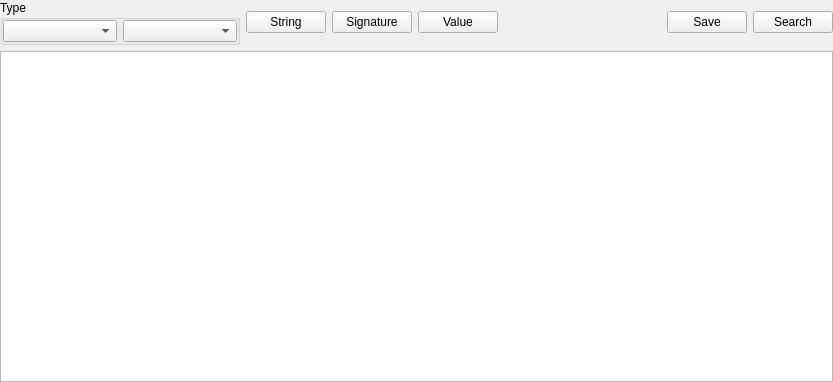
Before: the Qt Designer form SearchValues/searchvalueswidget.ui in horsicq/FormatWidgets, drawn with Qt 5.
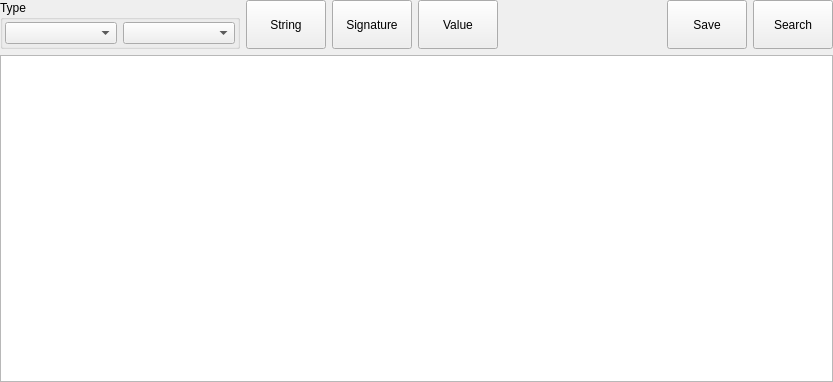
After: the same form once the commit is applied.

```diff
--- a/SearchValues/searchvalueswidget.ui
+++ b/SearchValues/searchvalueswidget.ui
@@ -41,16 +41,16 @@
        </property>
        <layout class="QHBoxLayout" name="horizontalLayout_2">
         <property name="leftMargin">
-         <number>0</number>
+         <number>2</number>
         </property>
         <property name="topMargin">
-         <number>0</number>
+         <number>2</number>
         </property>
         <property name="rightMargin">
-         <number>0</number>
+         <number>2</number>
         </property>
         <property name="bottomMargin">
-         <number>0</number>
+         <number>2</number>
         </property>
         <item>
          <widget class="QComboBox" name="comboBoxType"/>
@@ -63,6 +63,12 @@
      </item>
      <item>
       <widget class="QPushButton" name="pushButtonSearchString">
+       <property name="sizePolicy">
+        <sizepolicy hsizetype="Minimum" vsizetype="Minimum">
+         <horstretch>0</horstretch>
+         <verstretch>0</verstretch>
+        </sizepolicy>
+       </property>
        <property name="text">
         <string>String</string>
        </property>
@@ -70,6 +76,12 @@
      </item>
      <item>
       <widget class="QPushButton" name="pushButtonSearchSignature">
+       <property name="sizePolicy">
+        <sizepolicy hsizetype="Minimum" vsizetype="Minimum">
+         <horstretch>0</horstretch>
+         <verstretch>0</verstretch>
+        </sizepolicy>
+       </property>
        <property name="text">
         <string>Signature</string>
        </property>
@@ -77,6 +89,12 @@
      </item>
      <item>
       <widget class="QPushButton" name="pushButtonSearchValue">
+       <property name="sizePolicy">
+        <sizepolicy hsizetype="Minimum" vsizetype="Minimum">
+         <horstretch>0</horstretch>
+         <verstretch>0</verstretch>
+        </sizepolicy>
+       </property>
        <property name="text">
         <string>Value</string>
        </property>
@@ -97,6 +115,12 @@
      </item>
      <item>
       <widget class="QPushButton" name="pushButtonSave">
+       <property name="sizePolicy">
+        <sizepolicy hsizetype="Minimum" vsizetype="Minimum">
+         <horstretch>0</horstretch>
+         <verstretch>0</verstretch>
+        </sizepolicy>
+       </property>
        <property name="text">
         <string>Save</string>
        </property>
@@ -104,6 +128,12 @@
      </item>
      <item>
       <widget class="QPushButton" name="pushButtonSearch">
+       <property name="sizePolicy">
+        <sizepolicy hsizetype="Minimum" vsizetype="Minimum">
+         <horstretch>0</horstretch>
+         <verstretch>0</verstretch>
+        </sizepolicy>
+       </property>
        <property name="text">
         <string>Search</string>
        </property>
```
